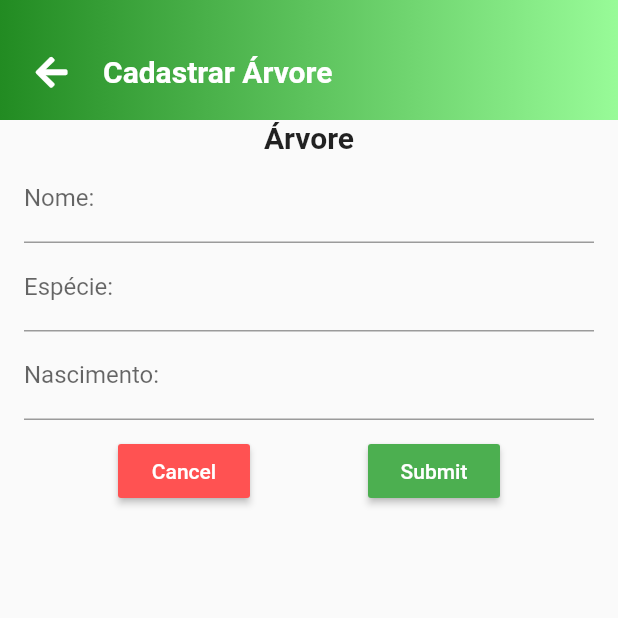
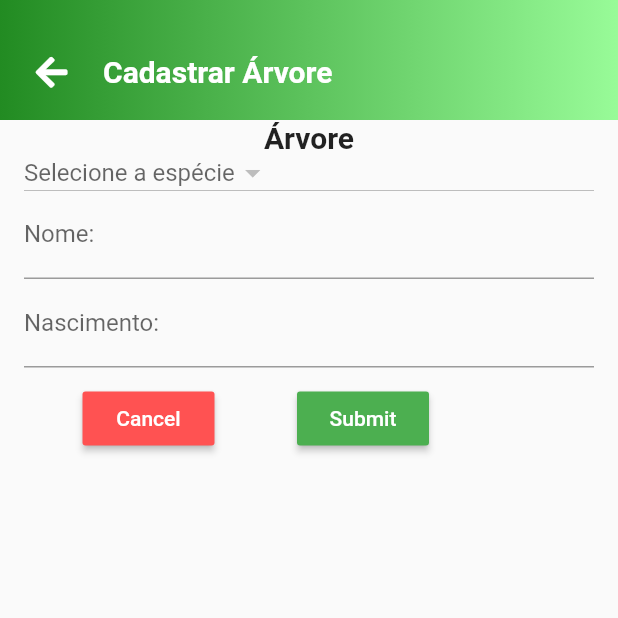
Before and after one commit to gustavo-trentini-dev/bloom_life, a Flutter app: the screen it shows after launch, after a tap on an icon or button, on a phone screen of 412 x 824 dp, the top half of it. Run offline on Flutter 3.47's test engine with Material 2 defaults, Android fonts, the phone set to English and light mode, and no system bars; our stand-ins replace font_awesome_flutter; network calls fail.

Commit message:
App recebendo e enviando dados para web service

```diff
--- /dev/null
+++ b/lib/especie.dart
@@ -0,0 +1,14 @@
+class Especie {
+  String id;
+  String nome;
+
+  Especie(
+      {this.id,
+        this.nome});
+
+  factory Especie.fromJson(Map<String, dynamic> json) {
+    return Especie(
+        id: json["id"],
+        nome: json["nome"]);
+  }
+}
--- a/lib/main.dart
+++ b/lib/main.dart
@@ -1,3 +1,5 @@
+import 'dart:convert';
+
 import 'package:flutter/material.dart';
 import 'dart:io';
 import 'package:font_awesome_flutter/font_awesome_flutter.dart';
@@ -33,7 +35,12 @@ class CreateToDoState extends State<CreateToDo> {
 
   String serverResponse = 'Server response';
 
+  String luminosity = '';
+  String umidity = '';
+  String temperature = '';
+
   Widget build(BuildContext context) {
+    _getNow();
     return Scaffold(
       body: Column(
         children: <Widget>[
@@ -41,13 +48,13 @@ class CreateToDoState extends State<CreateToDo> {
           Container(
             height: 120,
             width: 120,
-            decoration: BoxDecoration(
-              image: DecorationImage(
-                  image: new AssetImage('image/planta.png'),
-                  fit: BoxFit.fill
-              ),
-              shape: BoxShape.rectangle,
-            ),
+//            decoration: BoxDecoration(
+//              image: DecorationImage(
+//                  image: new AssetImage('image/planta.png'),
+//                  fit: BoxFit.fill
+//              ),
+//              shape: BoxShape.rectangle,
+//            ),
           ),
           Container(
             width: MediaQuery.of(context).size.width,
@@ -56,7 +63,7 @@ class CreateToDoState extends State<CreateToDo> {
               Padding(
                 padding: EdgeInsets.only(left: 16.0, right: 16.0),
                 child: Text(
-                  'Luminosidade: 10',
+                  'Luminosidade: ' + luminosity,
                   style: TextStyle(
                       color: Colors.black45,
                       fontWeight: FontWeight.bold,
@@ -66,7 +73,7 @@ class CreateToDoState extends State<CreateToDo> {
               Padding(
                 padding: EdgeInsets.only(left: 16.0, right: 16.0, top: 10, bottom: 10),
                 child: Text(
-                  'Umidade: 20',
+                  'Umidade: ' + umidity,
                   style: TextStyle(
                       color: Colors.black45,
                       fontWeight: FontWeight.bold,
@@ -76,7 +83,7 @@ class CreateToDoState extends State<CreateToDo> {
               Padding(
                   padding: EdgeInsets.only(left: 16.0, right: 16.0),
                   child: Text(
-                    'Temperatura: 36º C',
+                    'Temperatura: ' + temperature + 'º C',
                     style: TextStyle(
                         color: Colors.black45,
                         fontWeight: FontWeight.bold,
@@ -179,17 +186,21 @@ class CreateToDoState extends State<CreateToDo> {
     );
   }
 
-  _makeGetRequest() async {
-    Response response = await get(_localhost());
+  _getNow() async {
+    Response response = await get(_localhost() + 'getAtual');
     setState(() {
-      serverResponse = response.body;
+      var resp = json.decode(response.body);
+      print(resp);
+      luminosity = resp['luminosidade'].toString();
+      umidity = resp['umidade'].toString();
+      temperature = resp['temperatura'].toString();
     });
   }
 
   String _localhost() {
     if (Platform.isAndroid)
-      return 'http://10.0.2.2:3000';
+      return 'http://10.0.2.2:3000/';
     else // for iOS simulator
-      return 'http://localhost:3000';
+      return 'http://localhost:3000/';
   }
 }
--- a/lib/new_tree.dart
+++ b/lib/new_tree.dart
@@ -1,26 +1,41 @@
+import 'dart:convert';
 import 'package:flutter/material.dart';
+import 'dart:io';
+import 'package:http/http.dart';
 import 'package:font_awesome_flutter/font_awesome_flutter.dart';
 import 'package:bloom_life/main.dart';
+import 'package:bloom_life/especie.dart';
 
 class NewTree extends StatefulWidget {
   NewTree();
+
   @override
   _NewTreeState createState() => _NewTreeState();
 }
 
 class _NewTreeState extends State<NewTree> {
+  String treeName, treeSpecie, treeBirth;
+  List<Especie> species = [];
 
-  String treeName, treeSpecie, treeBirth;
-
-  getTreeName(treeName){
+  getTreeName(treeName) {
     this.treeName = treeName;
   }
-  getTreeSpecie(treeSpecie){
+
+  getTreeSpecie(treeSpecie) {
     this.treeSpecie = treeSpecie;
   }
-  getTreeBirth(treeBirth){
+
+  getTreeBirth(treeBirth) {
     this.treeBirth = treeBirth;
   }
+
+  @override
+  void initState() {
+    _getSpecies();
+    super.initState();
+  }
+
+  String serverResponse = '';
 
   @override
   Widget build(BuildContext context) {
@@ -30,8 +45,14 @@ class _NewTreeState extends State<NewTree> {
         children: <Widget>[
           _myAppBar(),
           Container(
-            width: MediaQuery.of(context).size.width,
-            height: MediaQuery.of(context).size.height - 80,
+            width: MediaQuery
+                .of(context)
+                .size
+                .width,
+            height: MediaQuery
+                .of(context)
+                .size
+                .height - 80,
             child: ListView(
               children: <Widget>[
                 Center(
@@ -43,8 +64,30 @@ class _NewTreeState extends State<NewTree> {
                 ),
                 Padding(
                   padding: EdgeInsets.only(left: 16.0, right: 16.0),
+                  child: new DropdownButton<String>(
+                    hint: new Text("Selecione a espécie"),
+                    value: treeSpecie,
+                      isDense: true,
+                    onChanged: (String newValue) {
+                      setState(() {
+                        treeSpecie = newValue.toString();
+                      });
+
+                      print(treeSpecie);
+                    },
+                    items: species.map((Especie map) {
+                      return new DropdownMenuItem<String>(
+                        value: map.id.toString(),
+                        child: new Text(map.nome,
+                            style: new TextStyle(color: Colors.black)),
+                      );
+                    }).toList(),
+                  ),
+                ),
+                Padding(
+                  padding: EdgeInsets.only(left: 16.0, right: 16.0),
                   child: TextField(
-                    onChanged: (String treeName){
+                    onChanged: (String treeName) {
                       getTreeName(treeName);
                     },
                     decoration: InputDecoration(labelText: "Nome: "),
@@ -53,17 +96,8 @@ class _NewTreeState extends State<NewTree> {
                 Padding(
                   padding: EdgeInsets.only(left: 16.0, right: 16.0),
                   child: TextField(
-                    decoration: InputDecoration(labelText: "Espécie: "),
-                    onChanged: (String treeSpecie){
-                      getTreeSpecie(treeSpecie);
-                    },
-                  ),
-                ),
-                Padding(
-                  padding: EdgeInsets.only(left: 16.0, right: 16.0),
-                  child: TextField(
                     decoration: InputDecoration(labelText: "Nascimento: "),
-                    onChanged: (String treeBirth){
+                    onChanged: (String treeBirth) {
                       getTreeBirth(treeBirth);
                     },
                   ),
@@ -87,12 +121,16 @@ class _NewTreeState extends State<NewTree> {
                     RaisedButton(
                         color: Colors.green,
                         onPressed: () {
-                          MaterialPageRoute(builder: (context) => MyApp());
+                          _saveTree();
                         },
                         child: const Text(
                           "Submit",
                           style: TextStyle(color: Colors.white),
-                        ))
+                        )),
+                    Padding(
+                      padding: const EdgeInsets.all(8.0),
+                      child: Text(serverResponse),
+                    ),
                   ],
                 )
               ],
@@ -106,7 +144,10 @@ class _NewTreeState extends State<NewTree> {
   Widget _myAppBar() {
     return Container(
       height: 80.0,
-      width: MediaQuery.of(context).size.width,
+      width: MediaQuery
+          .of(context)
+          .size
+          .width,
       decoration: BoxDecoration(
         gradient: LinearGradient(
             colors: [
@@ -154,4 +195,33 @@ class _NewTreeState extends State<NewTree> {
       ),
     );
   }
+
+  _saveTree() async {
+    Map<String, String> headers = {"Content-type": "application/json"};
+    String params = '{"nome": "' + this.treeName +
+    '", "especie": "' + this.treeSpecie +
+    '", "nascimento": "' + this.treeBirth + '"}';
+    Response response =
+    await post(_localhost() + 'saveTree', headers: headers, body: params);
+    setState(() {
+      print('POST -> ' + response.body);
+      serverResponse = response.body;
+    });
+  }
+
+  _getSpecies() async {
+    Response response = await get(_localhost() + 'getSpecies');
+    setState(() {
+      final json = JsonDecoder().convert(response.body);
+      species = (json).map<Especie>((item) => Especie.fromJson(item)).toList();
+      print(species);
+    });
+  }
+
+  String _localhost() {
+    if (Platform.isAndroid)
+      return 'http://10.0.2.2:3000/';
+    else // for iOS simulator
+      return 'http://localhost:3000/';
+  }
 }
```
